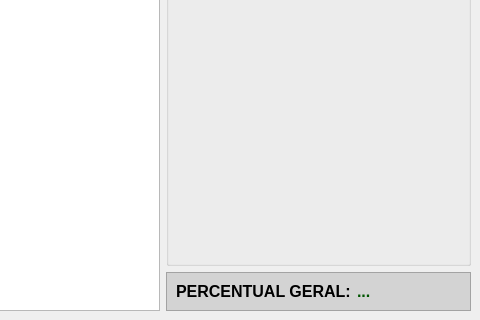
onacio/bfa, file tela_principal.ui: the form before one commit; both pictures show x 249 to 729 and y 383 to 703 of the 729 by 703 pixel window.
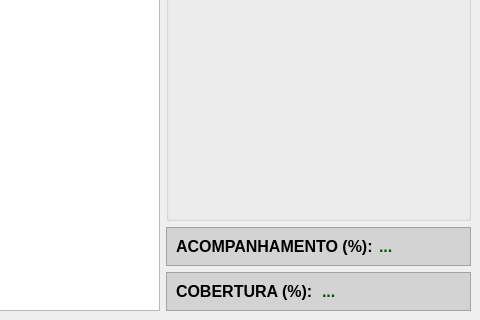
The form after the commit. Icons and pictures are not drawn.

What changed in the file:
```diff
--- a/tela_principal.ui
+++ b/tela_principal.ui
@@ -189,6 +189,45 @@
           </layout>
          </widget>
         </item>
+        <item>
+         <widget class="QFrame" name="frame_2">
+          <property name="styleSheet">
+           <string notr="true">background-color: rgb(211, 211, 211);</string>
+          </property>
+          <property name="frameShape">
+           <enum>QFrame::StyledPanel</enum>
+          </property>
+          <property name="frameShadow">
+           <enum>QFrame::Raised</enum>
+          </property>
+          <layout class="QGridLayout" name="gridLayout_3">
+           <item row="0" column="0">
+            <widget class="QLabel" name="label_7">
+             <property name="text">
+              <string>&lt;html&gt;&lt;head/&gt;&lt;body&gt;&lt;p&gt;&lt;span style=&quot; font-size:12pt; font-weight:600;&quot;&gt;ACOMPANHAMENTO (%):&lt;/span&gt;&lt;/p&gt;&lt;/body&gt;&lt;/html&gt;</string>
+             </property>
+            </widget>
+           </item>
+           <item row="0" column="1">
+            <widget class="QLabel" name="lbl_acompanhamento">
+             <property name="font">
+              <font>
+               <pointsize>12</pointsize>
+               <weight>75</weight>
+               <bold>true</bold>
+              </font>
+             </property>
+             <property name="styleSheet">
+              <string notr="true">color: rgb(0, 93, 0);</string>
+             </property>
+             <property name="text">
+              <string>&lt;html&gt;&lt;head/&gt;&lt;body&gt;&lt;p&gt;&lt;span style=&quot; color:#005500;&quot;&gt;...&lt;/span&gt;&lt;/p&gt;&lt;/body&gt;&lt;/html&gt;</string>
+             </property>
+            </widget>
+           </item>
+          </layout>
+         </widget>
+        </item>
         <item>
          <widget class="QFrame" name="frame">
           <property name="styleSheet">
@@ -204,7 +243,7 @@
            <item row="0" column="0">
             <widget class="QLabel" name="label_6">
              <property name="text">
-              <string>&lt;html&gt;&lt;head/&gt;&lt;body&gt;&lt;p&gt;&lt;span style=&quot; font-size:12pt; font-weight:600;&quot;&gt;PERCENTUAL GERAL:&lt;/span&gt;&lt;/p&gt;&lt;/body&gt;&lt;/html&gt;</string>
+              <string>&lt;html&gt;&lt;head/&gt;&lt;body&gt;&lt;p&gt;&lt;span style=&quot; font-size:12pt; font-weight:600;&quot;&gt;COBERTURA (%):&lt;/span&gt;&lt;/p&gt;&lt;/body&gt;&lt;/html&gt;</string>
              </property>
             </widget>
            </item>
```
